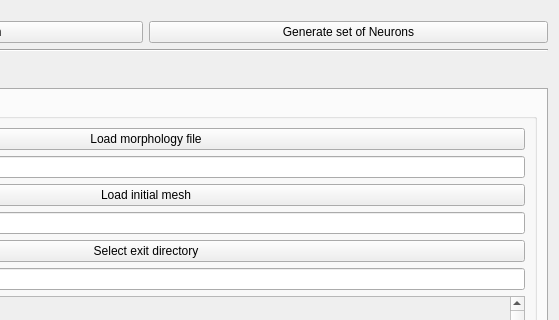
Before: the Qt Designer form Neuronize/SomaCreatorWidget.ui in vg-lab/Neuronize, drawn with Qt 5; both pictures show x 267 to 826 and y 0 to 320 of the 826 by 829 pixel window.
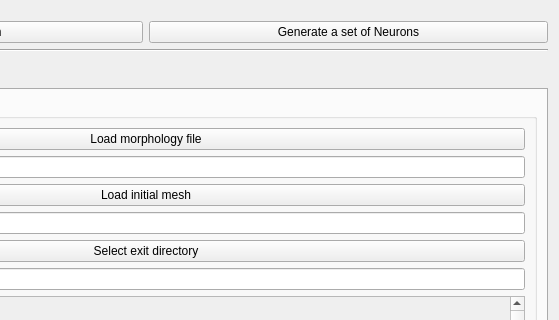
After: the same form once the commit is applied.

The edit to the form file:
```diff
--- a/Neuronize/SomaCreatorWidget.ui
+++ b/Neuronize/SomaCreatorWidget.ui
@@ -29,7 +29,7 @@
      <item>
       <widget class="QPushButton" name="generateSetPushButton">
        <property name="text">
-        <string>Generate set of Neurons</string>
+        <string>Generate a set of Neurons</string>
        </property>
       </widget>
      </item>
```
